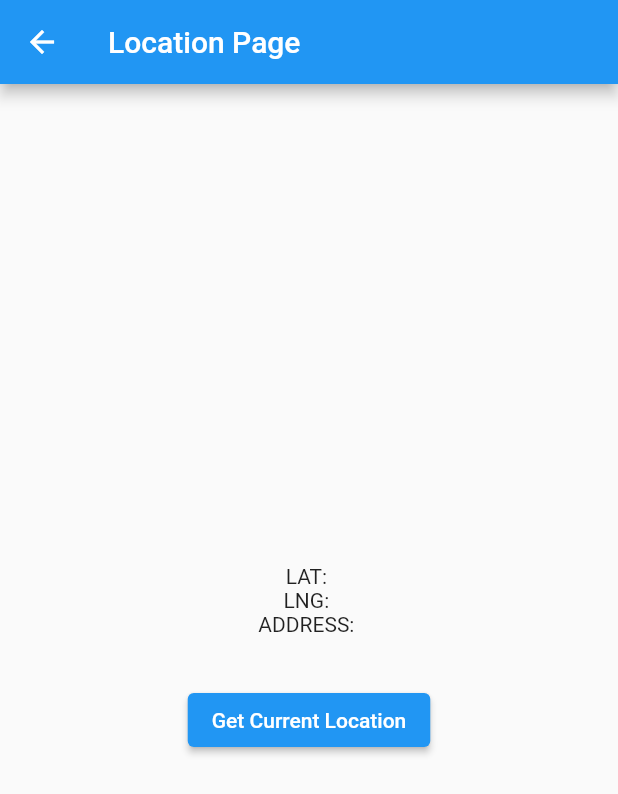
After one commit to aceeedev/INRIX-Hack-22, a Flutter app: the LocationPage screen opened directly, on a phone screen of 412 x 824 dp. The commit adds this screen. Shown: the top 794 px of the screen. Run offline on Flutter 3.47's test engine with Material 2 defaults, Android fonts, the phone set to English and light mode, and no system bars.

Commit message:
added some stuff

```diff
--- a/frontend/inrix_hack_22/lib/app.dart
+++ b/frontend/inrix_hack_22/lib/app.dart
@@ -1,5 +1,6 @@
 import 'package:flutter/material.dart';
 import 'package:inrix_hack_22/pages/home_page.dart';
+import 'package:inrix_hack_22/pages/location_page.dart';
 
 class MyApp extends StatelessWidget {
   const MyApp({super.key});
--- a/frontend/inrix_hack_22/lib/pages/home_page.dart
+++ b/frontend/inrix_hack_22/lib/pages/home_page.dart
@@ -1,5 +1,6 @@
 import 'package:flutter/material.dart';
 import 'package:inrix_hack_22/pages/form_page.dart';
+import 'package:inrix_hack_22/pages/location_page.dart';
 
 class HomePage extends StatefulWidget {
   const HomePage({super.key});
--- /dev/null
+++ b/frontend/inrix_hack_22/lib/pages/location_page.dart
@@ -0,0 +1,44 @@
+import 'package:flutter/material.dart';
+import 'package:inrix_hack_22/pages/home_page.dart';
+
+class LocationPage extends StatefulWidget {
+  const LocationPage({Key? key}) : super(key: key);
+
+  // @override
+  // Widget build(BuildContext context) {
+  //   return const MaterialApp(
+  //     title: 'Flutter Location Demo',
+  //     debugShowCheckedModeBanner: false,
+  //     home: HomePage(),
+  //   );
+  // }
+
+  @override
+  State<LocationPage> createState() => _LocationPageState();
+}
+
+class _LocationPageState extends State<LocationPage> {
+  @override
+  Widget build(BuildContext context) {
+    return Scaffold(
+      appBar: AppBar(title: const Text("Location Page")),
+      body: SafeArea(
+        child: Center(
+          child: Column(
+            mainAxisAlignment: MainAxisAlignment.center,
+            children: [
+              const Text('LAT: '),
+              const Text('LNG: '),
+              const Text('ADDRESS: '),
+              const SizedBox(height: 32),
+              ElevatedButton(
+                onPressed: () {},
+                child: const Text("Get Current Location"),
+              )
+            ],
+          ),
+        ),
+      ),
+    );
+  }
+}
--- a/frontend/inrix_hack_22/pubspec.yaml
+++ b/frontend/inrix_hack_22/pubspec.yaml
@@ -31,6 +31,8 @@ environment:
 dependencies:
   flutter:
     sdk: flutter
+  geolocator: ^9.0.2
+
 
 
   # The following adds the Cupertino Icons font to your application.
```
Also changed, not shown: frontend/inrix_hack_22/pubspec.lock, 12 other files.
